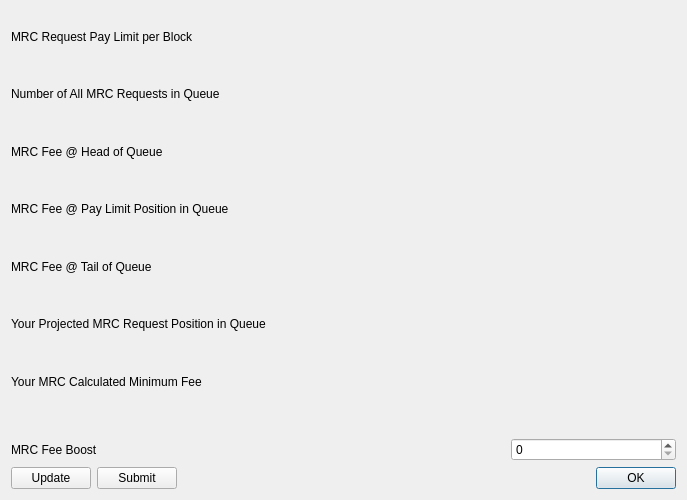
First picture: the form in src/qt/forms/mrcrequestpage.ui, repository gridcoin-community/Gridcoin-Research, before the edit.
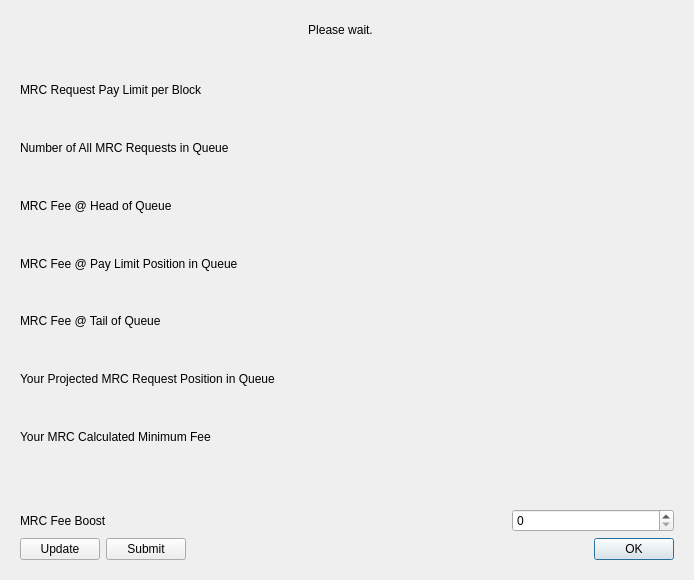
Second picture: the form after the edit. Icons and pictures are not drawn. Custom widgets are drawn as their Qt base class.

Commit message:
Add ModelStatus and string translations
Also implement cover wait page for MRC screen when MRC submission is
impossible.

What changed in the file:
```diff
--- a/src/qt/forms/mrcrequestpage.ui
+++ b/src/qt/forms/mrcrequestpage.ui
@@ -6,8 +6,8 @@
    <rect>
     <x>0</x>
     <y>0</y>
-    <width>687</width>
-    <height>500</height>
+    <width>694</width>
+    <height>580</height>
    </rect>
   </property>
   <property name="sizePolicy">
@@ -19,7 +19,66 @@
   <property name="windowTitle">
    <string>MRC Requests</string>
   </property>
-  <layout class="QVBoxLayout" name="verticalLayout" stretch="800,50,100,100">
+  <layout class="QVBoxLayout" name="verticalLayout" stretch="0,0">
+   <item>
+    <widget class="QFrame" name="waitForNextBlockUpdateFrame">
+     <layout class="QVBoxLayout" name="verticalLayout_5">
+      <item>
+       <layout class="QHBoxLayout" name="horizontalLayout">
+        <item>
+         <spacer name="horizontalSpacer">
+          <property name="orientation">
+           <enum>Qt::Horizontal</enum>
+          </property>
+          <property name="sizeHint" stdset="0">
+           <size>
+            <width>40</width>
+            <height>20</height>
+           </size>
+          </property>
+         </spacer>
+        </item>
+        <item>
+         <widget class="QLabel" name="waitForBlockUpdateLabel">
+          <property name="text">
+           <string>Please wait.</string>
+          </property>
+          <property name="alignment">
+           <set>Qt::AlignCenter</set>
+          </property>
+         </widget>
+        </item>
+        <item>
+         <widget class="QLabel" name="waitForBlockUpdate">
+          <property name="text">
+           <string/>
+          </property>
+          <property name="pixmap">
+           <pixmap resource="../bitcoin.qrc">:/icons/no_result</pixmap>
+          </property>
+         </widget>
+        </item>
+        <item>
+         <spacer name="horizontalSpacer_2">
+          <property name="orientation">
+           <enum>Qt::Horizontal</enum>
+          </property>
+          <property name="sizeHint" stdset="0">
+           <size>
+            <width>40</width>
+            <height>20</height>
+           </size>
+          </property>
+         </spacer>
+        </item>
+       </layout>
+      </item>
+     </layout>
+    </widget>
+   </item>
+   <item>
+    <widget class="QFrame" name="mrcStatusSubmitFrame">
+     <layout class="QVBoxLayout" name="verticalLayout_6" stretch="8,0,2,2">
    <item>
     <layout class="QGridLayout" name="gridLayout" columnstretch="300,100">
      <item row="2" column="0">
@@ -226,6 +285,9 @@
       </widget>
      </item>
     </layout>
+      </item>
+     </layout>
+    </widget>
    </item>
   </layout>
  </widget>
```
Left out of the diff: 154 changed lines with no effect on the pictures. Lines whose indentation alone changed are shown as unchanged. The commit also changes 5 other files.
